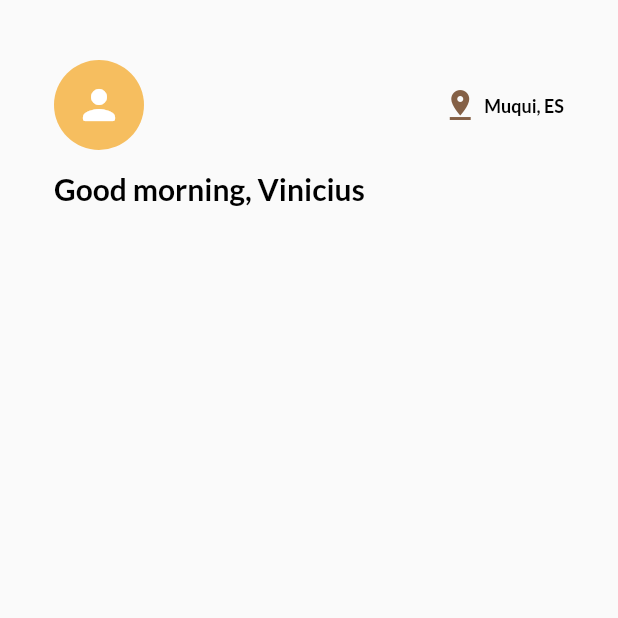
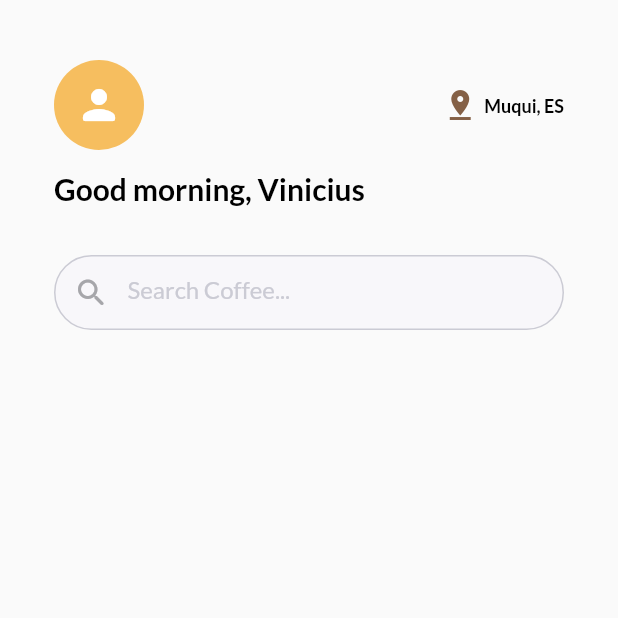
Before and after one commit to Vinicius-Rosa/coffee-shop, a Flutter app: the HomeScreen screen opened by its route, on a phone screen of 412 x 824 dp, the top half of it. Run offline on Flutter 3.47's test engine with Material 2 defaults, Android fonts, the phone set to English and light mode, and no system bars; our stand-ins replace google_fonts; accounts and stored records are empty.

Commit message:
feat: create search bar

```diff
--- a/lib/screens/home.dart
+++ b/lib/screens/home.dart
@@ -1,4 +1,5 @@
 import 'package:coffee_shop/widgets/home_header.dart';
+import 'package:coffee_shop/widgets/search.dart';
 import 'package:flutter/material.dart';
 
 class HomeScreen extends StatelessWidget {
@@ -6,12 +7,19 @@ class HomeScreen extends StatelessWidget {
 
   @override
   Widget build(BuildContext context) {
-    return Scaffold(
-      body: SafeArea(
-        child: ListView(
-          padding: const EdgeInsets.symmetric(horizontal: 36, vertical: 40),
-          physics: const BouncingScrollPhysics(),
-          children: const [HomeHeader()],
+    return GestureDetector(
+      onTap: () => FocusManager.instance.primaryFocus?.unfocus(),
+      child: Scaffold(
+        body: SafeArea(
+          child: ListView(
+            padding: const EdgeInsets.symmetric(horizontal: 36, vertical: 40),
+            physics: const BouncingScrollPhysics(),
+            children: const [
+              HomeHeader(),
+              SizedBox(height: 32),
+              Search(),
+            ],
+          ),
         ),
       ),
     );
--- /dev/null
+++ b/lib/widgets/search.dart
@@ -0,0 +1,29 @@
+import 'package:flutter/material.dart';
+import 'package:google_fonts/google_fonts.dart';
+
+class Search extends StatelessWidget {
+  const Search({Key? key}) : super(key: key);
+
+  @override
+  Widget build(BuildContext context) {
+    return Container(
+      decoration: BoxDecoration(
+          color: const Color(0xFFF8F7FA),
+          borderRadius: const BorderRadius.all(Radius.circular(60)),
+          border: Border.all(
+            color: const Color(0xFFCBCBD4),
+            width: 1.0,
+          )),
+      child: TextField(
+        decoration: InputDecoration(
+          focusedBorder: InputBorder.none,
+          enabledBorder: InputBorder.none,
+          hintText: "Search Coffee...",
+          hintStyle: GoogleFonts.lato(color: const Color(0xFFCBCBD4)),
+          prefixIcon:
+              const Icon(Icons.search_rounded, color: Color(0xFFA6A6AA)),
+        ),
+      ),
+    );
+  }
+}
```
